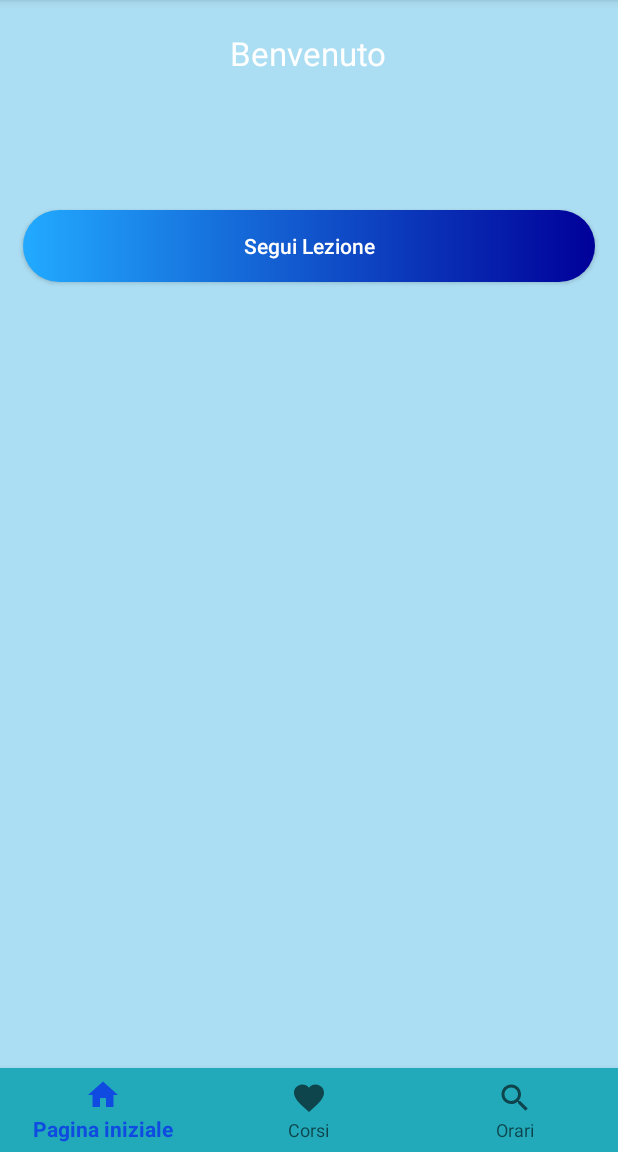
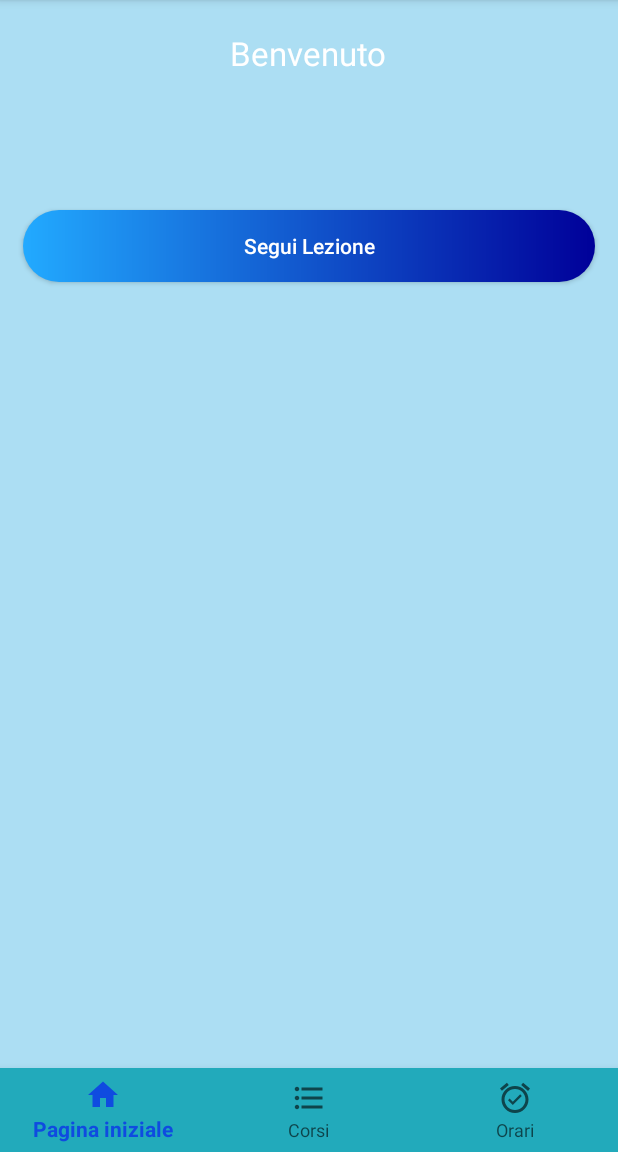
Before and after one commit to udesantis1/DibApp2, an Android app: the screen it shows after launch once a user with an empty profile is signed in (ProfileActivity), on a phone screen of 412 x 824 dp, the part 84-1236 px from its top. Run offline under Robolectric (Android 15) with nearby library versions, the phone set to English and light mode, and no system bars; our stand-ins replace Firebase (no records; nobody signed in at launch, a user with empty details on screens opened directly).

Commit message:
DesignFINALE

```diff
--- /dev/null
+++ b/app/src/main/res/drawable/ic_alarm_on_black_24dp.xml
@@ -0,0 +1,5 @@
+<vector android:height="24dp" android:tint="#090909"
+    android:viewportHeight="24.0" android:viewportWidth="24.0"
+    android:width="24dp" xmlns:android="http://schemas.android.com/apk/res/android">
+    <path android:fillColor="#FF000000" android:pathData="M22,5.72l-4.6,-3.86 -1.29,1.53 4.6,3.86L22,5.72zM7.88,3.39L6.6,1.86 2,5.71l1.29,1.53 4.59,-3.85zM12,4c-4.97,0 -9,4.03 -9,9s4.02,9 9,9c4.97,0 9,-4.03 9,-9s-4.03,-9 -9,-9zM12,20c-3.87,0 -7,-3.13 -7,-7s3.13,-7 7,-7 7,3.13 7,7 -3.13,7 -7,7zM10.54,14.53L8.41,12.4l-1.06,1.06 3.18,3.18 6,-6 -1.06,-1.06 -4.93,4.95z"/>
+</vector>
--- /dev/null
+++ b/app/src/main/res/drawable/ic_format_list_bulleted_black_24dp.xml
@@ -0,0 +1,5 @@
+<vector android:height="24dp" android:tint="#090909"
+    android:viewportHeight="24.0" android:viewportWidth="24.0"
+    android:width="24dp" xmlns:android="http://schemas.android.com/apk/res/android">
+    <path android:fillColor="#FF000000" android:pathData="M4,10.5c-0.83,0 -1.5,0.67 -1.5,1.5s0.67,1.5 1.5,1.5 1.5,-0.67 1.5,-1.5 -0.67,-1.5 -1.5,-1.5zM4,4.5c-0.83,0 -1.5,0.67 -1.5,1.5S3.17,7.5 4,7.5 5.5,6.83 5.5,6 4.83,4.5 4,4.5zM4,16.5c-0.83,0 -1.5,0.68 -1.5,1.5s0.68,1.5 1.5,1.5 1.5,-0.68 1.5,-1.5 -0.67,-1.5 -1.5,-1.5zM7,19h14v-2L7,17v2zM7,13h14v-2L7,11v2zM7,5v2h14L21,5L7,5z"/>
+</vector>
--- a/app/src/main/res/menu/bottom_navigation.xml
+++ b/app/src/main/res/menu/bottom_navigation.xml
@@ -6,11 +6,11 @@
         android:title="@string/Home" />
     <item
         android:id="@+id/nav_favorites"
-        android:icon="@drawable/ic_favorite_black_24dp"
+        android:icon="@drawable/ic_format_list_bulleted_black_24dp"
         android:title="@string/Corsi"/>
     <item
         android:id="@+id/nav_search"
-        android:icon="@drawable/ic_search_black_24dp"
+        android:icon="@drawable/ic_alarm_on_black_24dp"
         android:title="@string/Orari"/>
 
 </menu>
```
Also changed, not shown: app/src/main/AndroidManifest.xml (+14 -3 lines).
